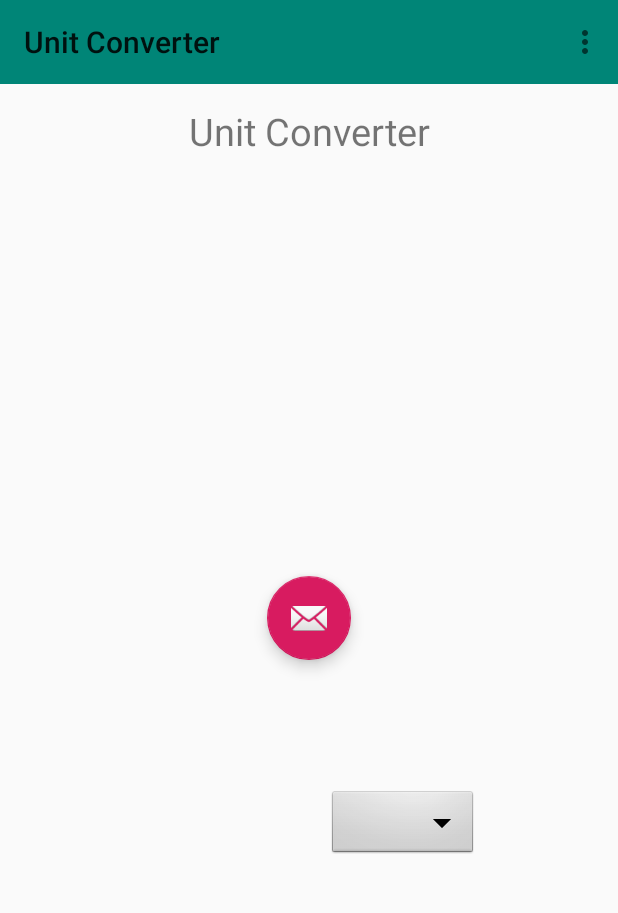
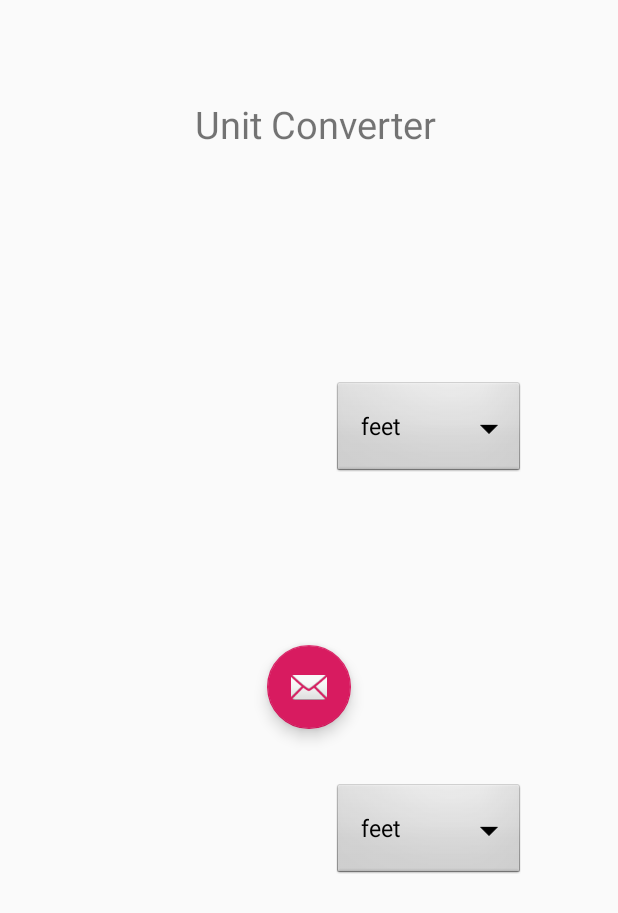
Before and after one commit to dylantelson/UnitConverter441, an Android app: the screen it shows after launch (MainActivity), on a phone screen of 412 x 824 dp. Shown: the top 913 px of the screen. Run offline under Robolectric (Android 15) with nearby library versions, the phone set to English and light mode, and no system bars; 1 statement that could not run was skipped.

Commit message:
added dropdowns

```diff
--- a/app/src/main/java/com/example/unitconverter/MainActivity.java
+++ b/app/src/main/java/com/example/unitconverter/MainActivity.java
@@ -11,6 +11,8 @@ import androidx.appcompat.widget.Toolbar;
 import android.view.View;
 import android.view.Menu;
 import android.view.MenuItem;
+import android.widget.ArrayAdapter;
+import android.widget.Spinner;
 
 public class MainActivity extends AppCompatActivity {
 
@@ -29,6 +31,13 @@ public class MainActivity extends AppCompatActivity {
                         .setAction("Action", null).show();
             }
         });
+
+        Spinner firstDropdown = findViewById(R.id.dropdown1);
+        Spinner secondDropdown = findViewById(R.id.dropdown2);
+        String[] items = new String[]{"feet", "inches", "yards", "meters"};
+        ArrayAdapter<String> adapter = new ArrayAdapter<>(this, android.R.layout.simple_spinner_dropdown_item, items);
+        firstDropdown.setAdapter(adapter);
+        secondDropdown.setAdapter(adapter);
     }
 
     @Override
--- a/app/src/main/res/layout/activity_main.xml
+++ b/app/src/main/res/layout/activity_main.xml
@@ -1,43 +1,84 @@
 <?xml version="1.0" encoding="utf-8"?>
-<androidx.coordinatorlayout.widget.CoordinatorLayout xmlns:android="http://schemas.android.com/apk/res/android"
+<androidx.constraintlayout.widget.ConstraintLayout xmlns:android="http://schemas.android.com/apk/res/android"
     xmlns:app="http://schemas.android.com/apk/res-auto"
     xmlns:tools="http://schemas.android.com/tools"
+    android:id="@+id/coordinatorLayout"
     android:layout_width="match_parent"
     android:layout_height="match_parent"
     tools:context=".MainActivity">
 
     <com.google.android.material.appbar.AppBarLayout
-        android:layout_width="match_parent"
+        android:id="@+id/appBarLayout"
+        android:layout_width="wrap_content"
         android:layout_height="wrap_content"
         android:theme="@style/AppTheme.AppBarOverlay">
 
     </com.google.android.material.appbar.AppBarLayout>
 
-    <include layout="@layout/content_main" />
+    <include
+        android:id="@+id/include"
+        layout="@layout/content_main"
+        android:layout_width="wrap_content"
+        android:layout_height="wrap_content"
+        android:layout_marginStart="129dp"
+        android:layout_marginLeft="129dp"
+        android:layout_marginTop="60dp"
+        android:layout_marginEnd="121dp"
+        android:layout_marginRight="121dp"
+        android:layout_marginBottom="148dp"
+        app:layout_anchor="@+id/fab"
+        app:layout_anchorGravity="bottom|center"
+        app:layout_constraintBottom_toTopOf="@+id/dropdown1"
+        app:layout_constraintEnd_toEndOf="parent"
+        app:layout_constraintStart_toStartOf="parent"
+        app:layout_constraintTop_toTopOf="parent" />
 
     <com.google.android.material.floatingactionbutton.FloatingActionButton
         android:id="@+id/fab"
         android:layout_width="wrap_content"
         android:layout_height="wrap_content"
-        android:layout_gravity="center|center"
-        android:layout_margin="@dimen/fab_margin"
+        android:layout_marginStart="177dp"
+        android:layout_marginLeft="177dp"
+        android:layout_marginEnd="178dp"
+        android:layout_marginRight="178dp"
+        android:layout_marginBottom="338dp"
+        app:layout_constraintBottom_toBottomOf="parent"
+        app:layout_constraintEnd_toEndOf="parent"
+        app:layout_constraintStart_toStartOf="parent"
         app:srcCompat="@android:drawable/ic_dialog_email" />
 
     <Spinner
         android:id="@+id/dropdown1"
-        android:layout_width="100dp"
+        android:layout_width="wrap_content"
         android:layout_height="wrap_content"
-        android:layout_marginBottom="250dp"
-        android:layout_marginLeft="125dp"
-        android:layout_gravity="center|bottom"
+        android:layout_marginStart="245dp"
+        android:layout_marginLeft="245dp"
+        android:layout_marginTop="275dp"
+        android:layout_marginEnd="86dp"
+        android:layout_marginRight="86dp"
+        android:layout_marginBottom="101dp"
         android:background="@android:drawable/btn_dropdown"
-        android:spinnerMode="dropdown"/>
+        android:spinnerMode="dropdown"
+        app:layout_constraintBottom_toTopOf="@+id/dropdown2"
+        app:layout_constraintEnd_toEndOf="parent"
+        app:layout_constraintStart_toStartOf="parent"
+        app:layout_constraintTop_toTopOf="parent" />
 
-    <androidx.appcompat.widget.Toolbar
-        android:id="@+id/toolbar"
-        android:layout_width="match_parent"
-        android:layout_height="?attr/actionBarSize"
-        android:background="?attr/colorPrimary"
-        app:popupTheme="@style/AppTheme.PopupOverlay" />
+    <Spinner
+        android:id="@+id/dropdown2"
+        android:layout_width="wrap_content"
+        android:layout_height="wrap_content"
+        android:layout_marginStart="245dp"
+        android:layout_marginLeft="245dp"
+        android:layout_marginTop="100dp"
+        android:layout_marginEnd="86dp"
+        android:layout_marginRight="86dp"
+        android:layout_marginBottom="259dp"
+        android:background="@android:drawable/btn_dropdown"
+        android:spinnerMode="dropdown"
+        app:layout_constraintBottom_toBottomOf="parent"
+        app:layout_constraintEnd_toEndOf="parent"
+        app:layout_constraintStart_toStartOf="parent"
+        app:layout_constraintTop_toBottomOf="@+id/dropdown1" />
 
-</androidx.coordinatorlayout.widget.CoordinatorLayout>
+</androidx.constraintlayout.widget.ConstraintLayout>
--- a/app/src/main/res/values/strings.xml
+++ b/app/src/main/res/values/strings.xml
@@ -1,11 +1,4 @@
 <resources>
     <string name="app_name">Unit Converter</string>
     <string name="action_settings">Settings</string>
-
-    <string-array name="units_array">
-        <item>feet</item>
-        <item>inches</item>
-        <item>meter</item>
-        <item>yard</item>
-    </string-array>
 </resources>
```
